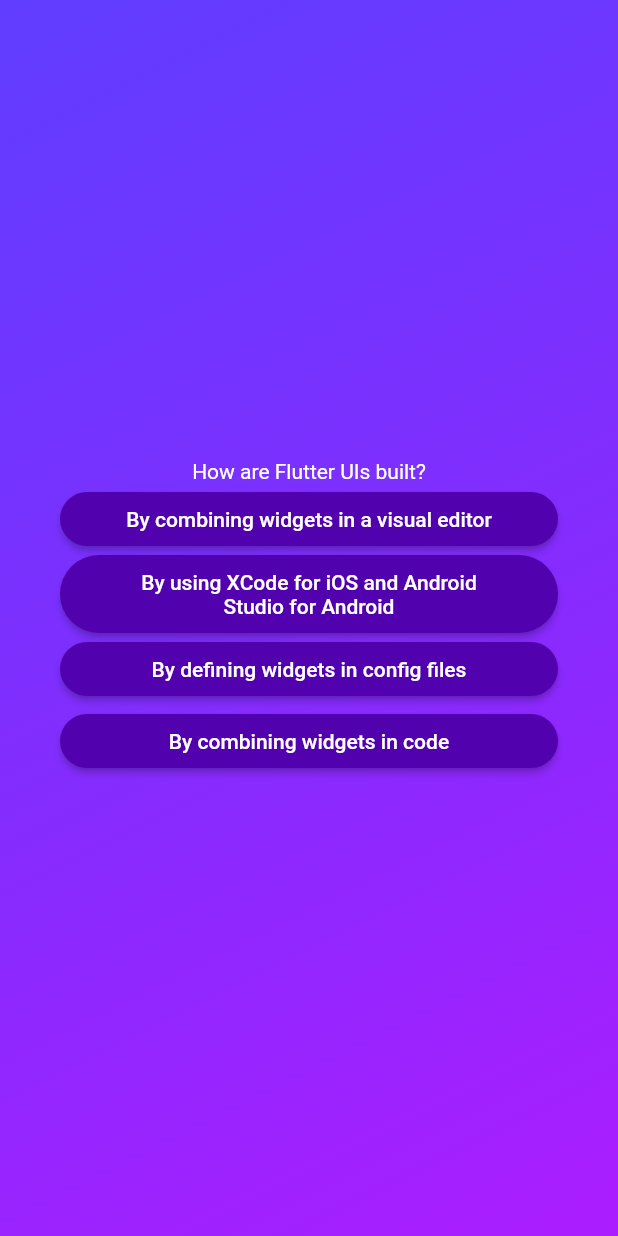
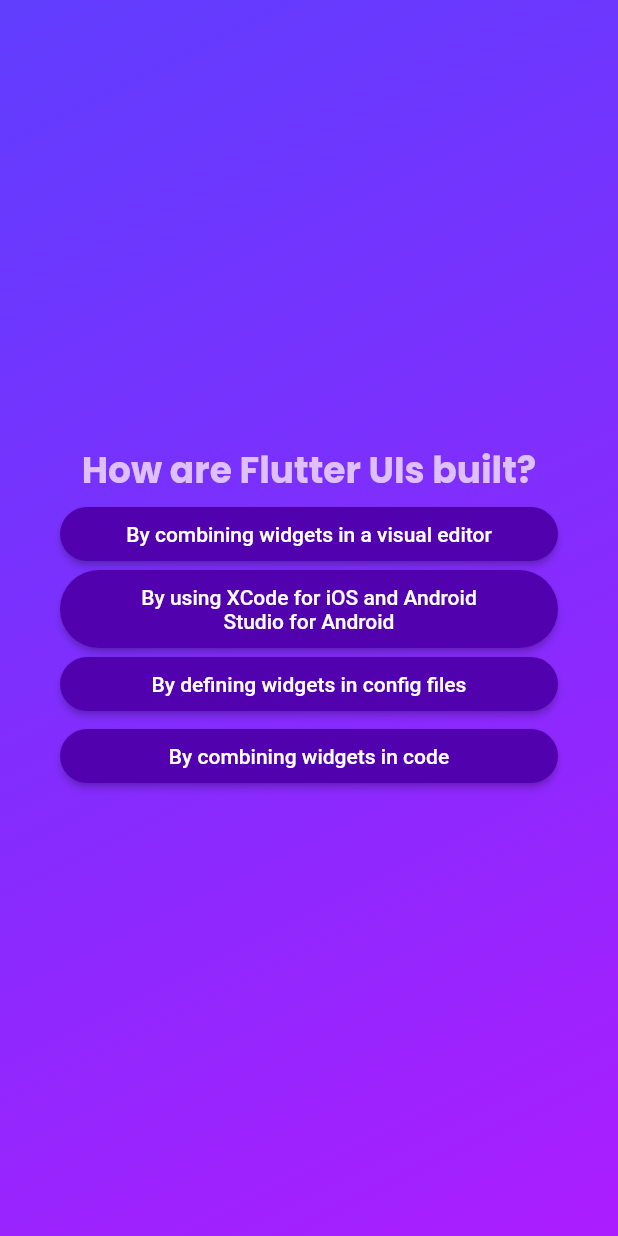
Before and after one commit to Isa-30a/section3_flutter_course, a Flutter app: the screen it shows after launch, after a tap on "Start Quiz", after a tap on "Components", on a phone screen of 412 x 824 dp. Run offline on Flutter 3.47's test engine with Material 2 defaults, Android fonts, the phone set to English and light mode, and no system bars; our stand-ins replace google_fonts.

Commit message:
passing data

```diff
--- a/lib/question_screen.dart
+++ b/lib/question_screen.dart
@@ -1,10 +1,12 @@
 import 'package:flutter/material.dart';
 import 'package:section3_flutter_course/quiz_button.dart';
 import 'package:section3_flutter_course/data/questions.dart';
+import 'package:google_fonts/google_fonts.dart';
 
 class Question extends StatefulWidget {
-  const Question({super.key});
+  const Question({super.key, required this.onSelectAnswer});
 
+  final void Function(String answer) onSelectAnswer;
   @override
   State<Question> createState() {
     return _QuestionScreenState();
@@ -13,7 +15,8 @@
 
 class _QuestionScreenState extends State<Question> {
   var currentQuestionIndex = 0;
-  void answerQuestion() {
+  void answerQuestion(String answer) {
+    widget.onSelectAnswer(answer);
     setState(() {
       currentQuestionIndex++;
     });
@@ -33,14 +36,19 @@
           children: [
             Text(
               currentQuestion.question,
-              style: const TextStyle(color: Colors.white),
+              style: GoogleFonts.poppins(
+                  fontSize: 24,
+                  color: const Color.fromARGB(255, 221, 192, 253),
+                  fontWeight: FontWeight.bold),
               textAlign: TextAlign.center,
             ),
             ...currentQuestion.getShuffledList().map(
               (answer) {
                 return AnswerButton(
                   answerText: answer,
-                  onTap: answerQuestion,
+                  onTap: () {
+                    answerQuestion(answer);
+                  },
                 );
               },
             ),
--- a/lib/quiz.dart
+++ b/lib/quiz.dart
@@ -11,6 +11,7 @@
 }
 
 class _QuizState extends State<Quiz> {
+  final List<String> answers = [];
   var activeScreen = 'start_screen';
 
   void switchScreen() {
@@ -19,12 +20,18 @@
     });
   }
 
+  void chooseAnswer(String answer) {
+    answers.add(answer);
+  }
+
   @override
   Widget build(context) {
     Widget screenWidget = StartScreen(switchScreen);
 
     if (activeScreen == 'question_screen') {
-      screenWidget = const Question();
+      screenWidget = Question(
+        onSelectAnswer: chooseAnswer,
+      );
     }
 
     return MaterialApp(
--- a/lib/start_screen.dart
+++ b/lib/start_screen.dart
@@ -1,4 +1,5 @@
 import 'package:flutter/material.dart';
+import 'package:google_fonts/google_fonts.dart';
 
 class StartScreen extends StatelessWidget {
   const StartScreen(this.startQuiz, {super.key});
@@ -20,9 +21,9 @@
           const SizedBox(height: 80),
           Text(
             message,
-            style: const TextStyle(
+            style: GoogleFonts.poppins(
               fontSize: 24,
-              color: Color.fromARGB(255, 242, 235, 255),
+              color: Color.fromARGB(255, 220, 203, 253),
             ),
           ),
           const SizedBox(height: 30),
--- a/pubspec.yaml
+++ b/pubspec.yaml
@@ -9,6 +9,7 @@
 dependencies:
   flutter:
     sdk: flutter
+  google_fonts: ^5.1.0
 
 dev_dependencies:
   flutter_test:
```
Also changed, not shown: pubspec.lock, 1 other file.
